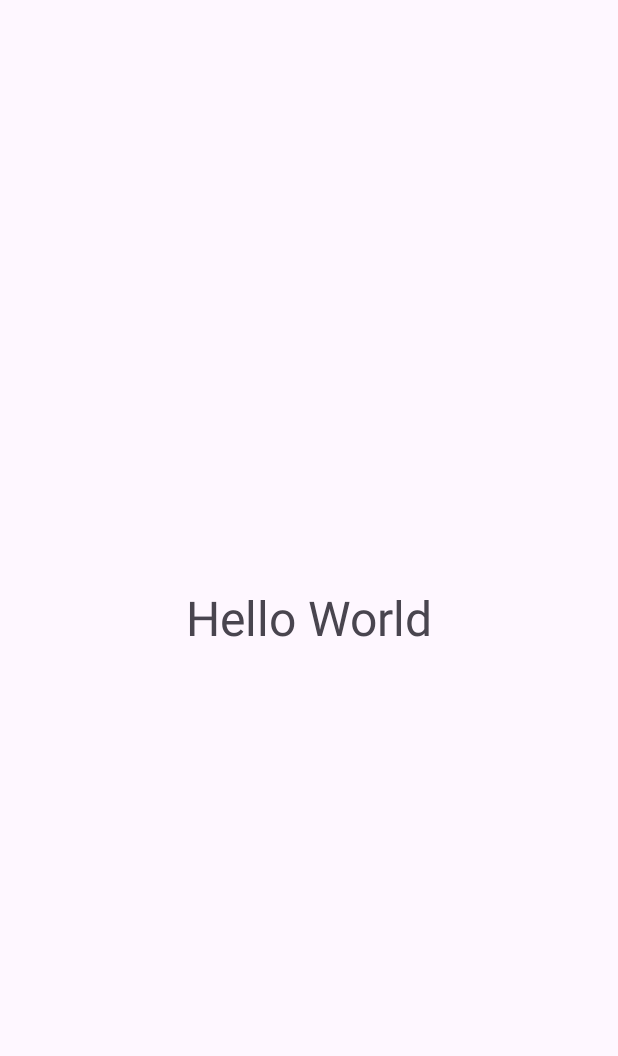
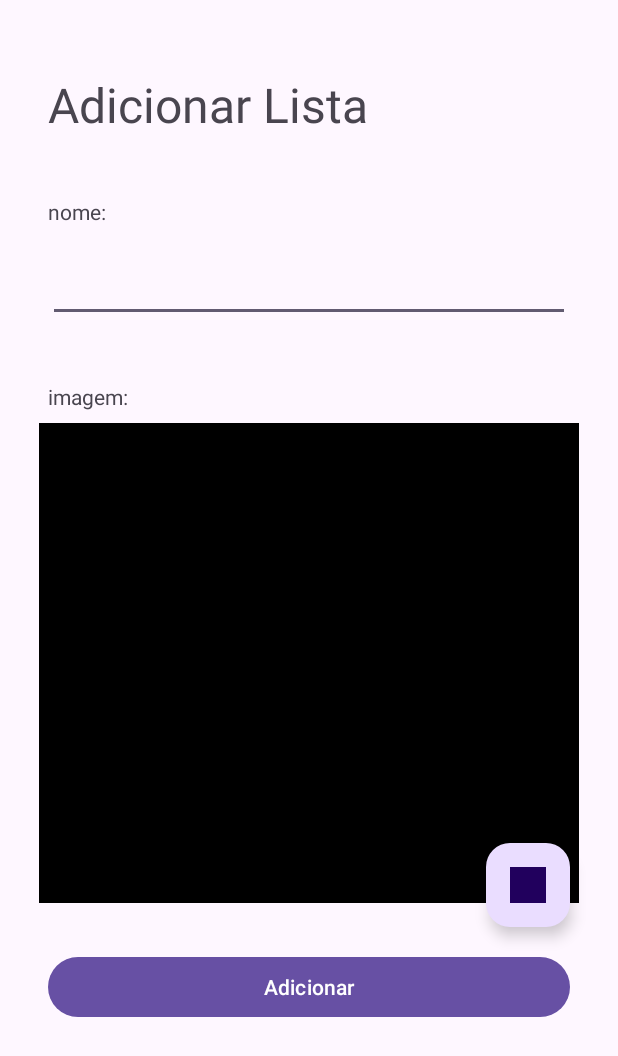
Before and after one commit to C-Vieira/AppListaDeCompras, an Android app: the layout list_add_view.xml on its own in the app's theme, with its tools: preview values and no code run, on a phone screen of 412 x 824 dp. Shown: the top 1056 px of the screen. Run offline under Robolectric (Android 15) with nearby library versions, the phone set to English and light mode, and no system bars.

Commit message:
Tela Adicionar Lista

```diff
--- a/app/src/main/java/com/example/applistadecompras/ListAddActivity.kt
+++ b/app/src/main/java/com/example/applistadecompras/ListAddActivity.kt
@@ -1,7 +1,10 @@
 package com.example.applistadecompras
 
 import android.app.Activity
+import android.graphics.Color
+import android.graphics.drawable.ColorDrawable
 import android.os.Bundle
+import com.bumptech.glide.Glide
 import com.example.applistadecompras.databinding.ListAddViewBinding
 
 class ListAddActivity: Activity() {
@@ -12,5 +15,15 @@ class ListAddActivity: Activity() {
 
         binding = ListAddViewBinding.inflate(layoutInflater)
         setContentView(binding.root)
+
+        val placeholderUrl = "https://i0.wp.com/espaferro.com.br/wp-content/uploads/2024/06/placeholder-103.png?ssl=1"
+        val newShoppingList = ShoppingList(" ", null)
+
+        Glide.with(binding.root)
+            .load(newShoppingList.imageUrl ?: placeholderUrl)
+            .error(placeholderUrl)
+            .placeholder(ColorDrawable(Color.LTGRAY))
+            .centerCrop()
+            .into(binding.listImageView)
     }
 }
--- a/app/src/main/res/layout/list_add_view.xml
+++ b/app/src/main/res/layout/list_add_view.xml
@@ -1,16 +1,103 @@
 <?xml version="1.0" encoding="utf-8"?>
 <androidx.constraintlayout.widget.ConstraintLayout xmlns:android="http://schemas.android.com/apk/res/android"
+    xmlns:app="http://schemas.android.com/apk/res-auto"
     android:id="@+id/list_add_view"
     android:layout_width="match_parent"
     android:layout_height="match_parent"
     android:layout_gravity="center">
 
     <TextView
+        android:id="@+id/list_add_header"
+        android:layout_width="wrap_content"
+        android:layout_height="wrap_content"
+        android:text="Adicionar Lista"
+        android:textSize="32sp"
+        android:layout_marginStart="32dp"
+        android:layout_marginTop="48dp"
+
+        app:layout_constraintTop_toTopOf="parent"
+        app:layout_constraintLeft_toLeftOf="parent"
+        />
+
+    <TextView
+        android:id="@+id/list_title_lbl"
+        android:layout_width="wrap_content"
+        android:layout_height="wrap_content"
+        android:text="nome:"
+        android:layout_marginStart="32dp"
+        android:layout_marginTop="40dp"
+
+        app:layout_constraintTop_toBottomOf="@id/list_add_header"
+        app:layout_constraintLeft_toLeftOf="parent"
+        />
+
+    <EditText
+        android:id="@+id/list_title_txtField"
         android:layout_width="match_parent"
-        android:layout_height="match_parent"
-        android:gravity="center"
-        android:textSize="32sp"
-        android:text="Hello World"
+        android:layout_height="48dp"
+        android:inputType="text"
+
+        android:layout_marginStart="32dp"
+        android:layout_marginEnd="32dp"
+        android:layout_marginTop="16dp"
+
+        app:layout_constraintTop_toBottomOf="@id/list_title_lbl"
+        app:layout_constraintLeft_toLeftOf="parent"
+        />
+
+    <TextView
+        android:id="@+id/list_image_lbl"
+        android:layout_width="wrap_content"
+        android:layout_height="wrap_content"
+        android:text="imagem:"
+        android:layout_marginStart="32dp"
+        android:layout_marginTop="40dp"
+
+        app:layout_constraintTop_toBottomOf="@id/list_title_txtField"
+        app:layout_constraintLeft_toLeftOf="parent"
+        />
+
+    <ImageView
+        android:id="@id/list_image_view"
+        android:layout_width="360dp"
+        android:layout_height="320dp"
+        android:layout_marginStart="16dp"
+        android:layout_marginEnd="16dp"
+        android:layout_marginTop="8dp"
+        android:layout_marginBottom="8dp"
+        android:src="@color/black"
+
+        app:layout_constraintLeft_toLeftOf="parent"
+        app:layout_constraintRight_toRightOf="parent"
+        app:layout_constraintTop_toBottomOf="@id/list_image_lbl"
+        app:layout_constraintBottom_toTopOf="@id/list_add_button"
+        />
+
+    <com.google.android.material.floatingactionbutton.FloatingActionButton
+        android:id="@+id/pick_image_button"
+        android:layout_width="wrap_content"
+        android:layout_height="wrap_content"
+        android:layout_marginEnd="6dp"
+        android:layout_marginBottom="-16dp"
+
+        android:src="@color/black"
+
+        app:layout_constraintBottom_toBottomOf="@id/list_image_view"
+        app:layout_constraintRight_toRightOf="@id/list_image_view"
+        />
+
+    <Button
+        android:id="@+id/list_add_button"
+        android:layout_width="match_parent"
+        android:layout_height="wrap_content"
+        android:text="Adicionar"
+
+        android:layout_marginStart="32dp"
+        android:layout_marginEnd="32dp"
+        android:layout_marginTop="32dp"
+
+        app:layout_constraintTop_toBottomOf="@id/list_image_view"
+        app:layout_constraintLeft_toLeftOf="parent"
         />
 
 </androidx.constraintlayout.widget.ConstraintLayout>
```
